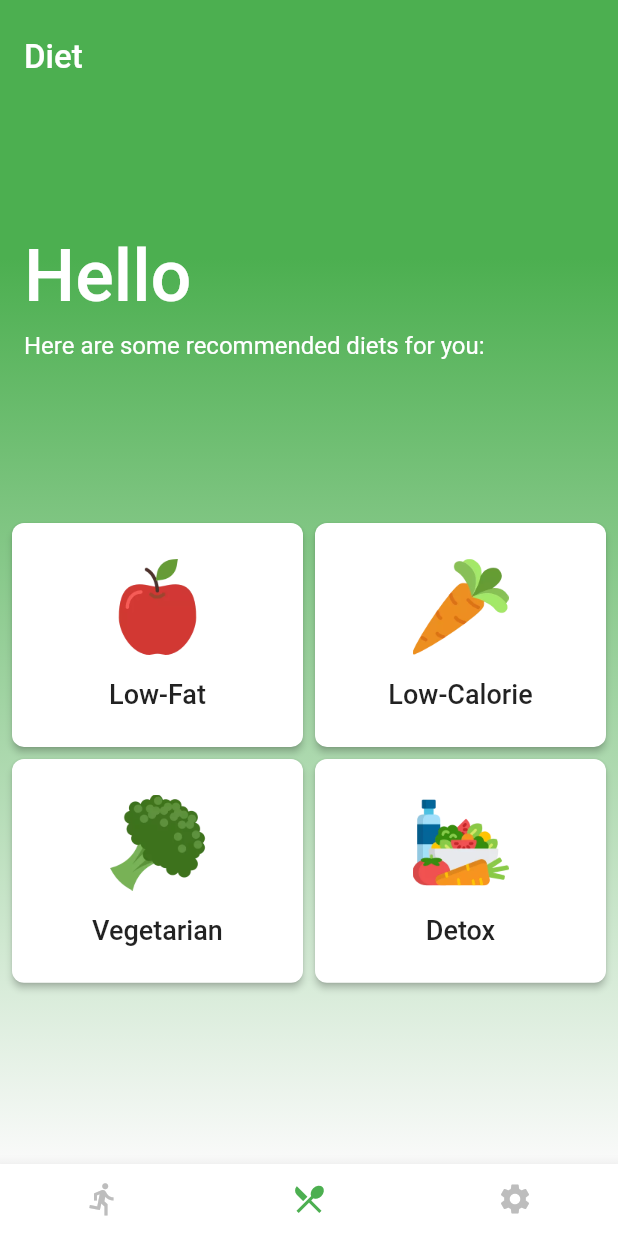
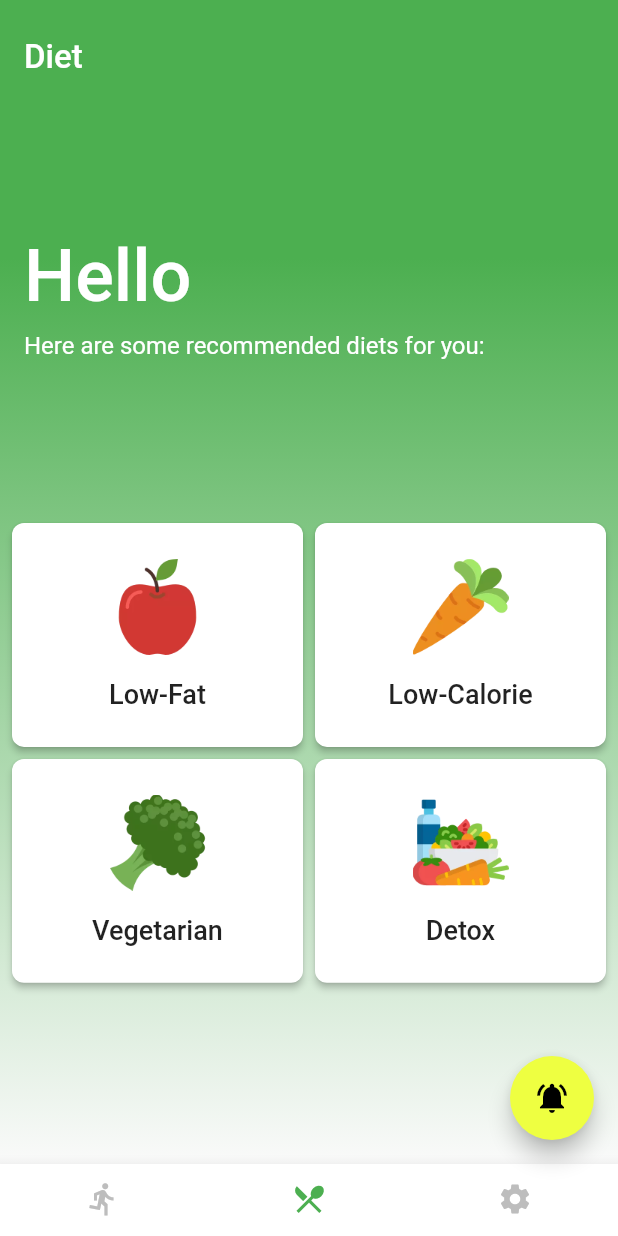
Before and after one commit to CZX123/Fit, a Flutter app: the screen it shows after launch, item 2 of the bottom bar chosen, on a phone screen of 412 x 824 dp. Run offline on Flutter 3.47's test engine with Material 2 defaults, Android fonts, the phone set to English and light mode, and no system bars; our stand-ins replace dynamic_theme, flutter_local_notifications; Roboto replaces fonts that are missing (Renner*); statements that could not run were skipped.

Commit message:
New notification feature but everything doesn't work

```diff
--- a/lib/data/newActivityList.dart
+++ b/lib/data/newActivityList.dart
@@ -203,3 +203,5 @@ List<Task> sportsList = [
     name: 'Walking',
   ),
 ];
+
+List<Task> allTasks = sportsList + taskList;
--- a/lib/exercise.dart
+++ b/lib/exercise.dart
@@ -1,9 +1,26 @@
 import 'package:flutter/foundation.dart';
 import 'package:flutter/material.dart';
 import 'customWidgets.dart';
-import 'data/activeActivityList.dart';
 import 'startActivity.dart';
 import 'sportsIcons.dart';
+
+List<Activity> activeActivityList = [
+  new Activity(
+    icon: SportsIcons.push_up,
+    name: 'Push Ups',
+    completionState: 'Completed',
+  ),
+  new Activity(
+    icon: SportsIcons.cycling,
+    name: 'Cycling',
+    completionState: 'Pending',
+  ),
+  new Activity(
+    icon: SportsIcons.running,
+    name: 'NAPFA',
+    completionState: 'Incomplete',
+  ),
+];
 
 class ExerciseScreen extends StatelessWidget {
   const ExerciseScreen({
--- a/lib/main.dart
+++ b/lib/main.dart
@@ -1,10 +1,13 @@
+import 'dart:async' show Future;
+import 'package:flutter_local_notifications/flutter_local_notifications.dart';
 import 'package:flutter/foundation.dart';
 import 'package:flutter/material.dart';
+import 'package:dynamic_theme/dynamic_theme.dart';
 import 'exercise.dart';
 import 'diet.dart';
 import 'newActivity.dart';
 import 'settings.dart';
-import 'package:dynamic_theme/dynamic_theme.dart';
+import 'startActivity.dart';
 
 void main() {
   MaterialPageRoute.debugEnableFadingRoutes = true;
@@ -52,31 +55,35 @@ class MyHomePage extends StatefulWidget {
 }
 
 class _MyHomePageState extends State<MyHomePage> with TickerProviderStateMixin {
+  FlutterLocalNotificationsPlugin flutterLocalNotificationsPlugin;
   int _counter = 500;
-  int _currentIndex = 0;
-  int _previousIndex = 0;
-  double _offset = 0.0;
-  bool _indexIsChanging = false;
+  int index = 0;
   TabController controller;
 
   @override
   void initState() {
     super.initState();
+    var initializationSettingsAndroid =
+        new AndroidInitializationSettings('icon');
+    var initializationSettingsIOS = new IOSInitializationSettings();
+    var initializationSettings = new InitializationSettings(
+        initializationSettingsAndroid, initializationSettingsIOS);
+    flutterLocalNotificationsPlugin = new FlutterLocalNotificationsPlugin();
+    flutterLocalNotificationsPlugin.initialize(initializationSettings,
+        selectNotification: onSelectNotification);
     controller = new TabController(vsync: this, length: 3);
-    controller.animation.addListener(updateScrollValues);
     controller.addListener(changeScreen);
   }
 
   @override
   void dispose() {
-    controller.animation.removeListener(updateScrollValues);
     controller.removeListener(changeScreen);
     controller.dispose();
     super.dispose();
   }
 
   void changeScreen() {
-    int index = controller.index;
+    index = controller.index;
     bool darkMode = Theme.of(context).brightness == Brightness.dark;
     if (index == 0 && !darkMode) changeColor(Colors.blue, Colors.deepOrangeAccent);
     else if (index == 0) changeColor(Colors.grey[900], Colors.deepOrangeAccent);
@@ -86,21 +93,121 @@ class _MyHomePageState extends State<MyHomePage> with TickerProviderStateMixin {
     else changeColor(Colors.grey[900], Colors.blueGrey);
   }
 
-  void updateScrollValues() {
-    setState(() {
-      _indexIsChanging = controller.indexIsChanging;
-      _currentIndex = controller.index;
-      _previousIndex = controller.previousIndex;
-      _offset = controller.offset;
-    });
-  }
-
   void changeColor(Color primaryColor, Color accentColor) {
     DynamicTheme.of(context).setThemeData(new ThemeData(
       brightness: Theme.of(context).brightness,
       primaryColor: primaryColor,
       accentColor: accentColor,
     ));
+  }
+
+  Future onSelectNotification(String payload) async {
+    Activity selectedActivity;
+    activeActivityList.forEach((activity) {
+      if (activity.name == payload) selectedActivity = activity;
+    });
+    await Navigator.push(
+      context,
+      new MaterialPageRoute(builder: (context) => new StartActivityScreen(
+        name: selectedActivity.name,
+        icon: selectedActivity.icon,
+        color: Theme.of(context).brightness == Brightness.dark ? Colors.lightBlue : Colors.blue,
+      )),
+    );
+  }
+
+  Future _showNotification() async {
+    var androidPlatformChannelSpecifics = new AndroidNotificationDetails(
+      'id',
+      'name',
+      'description',
+      color: Colors.blue,
+      importance: Importance.Max,
+      priority: Priority.High,
+    );
+    var iOSPlatformChannelSpecifics = new IOSNotificationDetails();
+    var platformChannelSpecifics = new NotificationDetails(
+        androidPlatformChannelSpecifics, iOSPlatformChannelSpecifics);
+    await flutterLocalNotificationsPlugin.show(
+        0, 'Heads Up!', 'Your NAPFA exercise is starting in 20 mins!', platformChannelSpecifics,
+        payload: 'NAPFA');
+  }
+
+  @override
+  Widget build(BuildContext context) {
+    final bool darkMode = Theme.of(context).brightness == Brightness.dark;
+    return new Scaffold(
+      body: new Container(
+        color: Colors.grey[50],
+        child: new TabBarView(
+          controller: controller,
+          children: <Widget>[
+            new ExerciseScreen(counter: _counter),
+            new DietScreen(),
+            new SettingsScreen(),
+          ],
+        ),
+      ),
+
+      floatingActionButton: index == 0 ? new FloatingActionButton(
+        onPressed: () {
+          Navigator.push(
+            context,
+            new MaterialPageRoute(
+              builder: (context) => new NewActivityScreen(),
+            )
+          );
+        },
+        tooltip: 'New Activity',
+        child: new Icon(Icons.add),
+      ) : new FloatingActionButton(
+        onPressed: () {
+          _showNotification();
+        },
+        child: new Icon(Icons.notifications_active),
+      ),
+      bottomNavigationBar: new Material(
+        color: darkMode ? Colors.grey[850] : Colors.white,
+        elevation: 8.0,
+        child: new TabIcons(
+          controller: controller,
+        ),
+      ),
+    );
+  }
+}
+
+class TabIcons extends StatefulWidget {
+  TabIcons({Key key, this.controller}) : super(key: key);
+  final TabController controller;
+  _TabIconsState createState() => new _TabIconsState();
+}
+
+class _TabIconsState extends State<TabIcons> {
+  int _currentIndex = 0;
+  int _previousIndex = 0;
+  double _offset = 0.0;
+  bool _indexIsChanging = false;
+
+  void updateScrollValues() {
+    setState(() {
+      _indexIsChanging = widget.controller.indexIsChanging;
+      _currentIndex = widget.controller.index;
+      _previousIndex = widget.controller.previousIndex;
+      _offset = widget.controller.offset;
+    });
+  }
+
+  @override
+  void initState() {
+    super.initState();
+    widget.controller.animation.addListener(updateScrollValues);
+  }
+
+  @override
+  void dispose() {
+    widget.controller.animation.removeListener(updateScrollValues);
+    super.dispose();
   }
 
   Widget tabIcon(IconData icon, int index, Color color) {
@@ -136,38 +243,9 @@ class _MyHomePageState extends State<MyHomePage> with TickerProviderStateMixin {
   @override
   Widget build(BuildContext context) {
     final bool darkMode = Theme.of(context).brightness == Brightness.dark;
-    return new Scaffold(
-      body: new Container(
-        color: Colors.grey[50],
-        child: new TabBarView(
-          controller: controller,
-          children: <Widget>[
-            new ExerciseScreen(counter: _counter),
-            new DietScreen(),
-            new SettingsScreen(),
-          ],
-        ),
-      ),
-
-      floatingActionButton: (_currentIndex == 0 && _offset == 0.0) ? new FloatingActionButton(
-        // onPressed: _incrementCounter,
-        onPressed: () {
-          Navigator.push(
-            context,
-            new MaterialPageRoute(
-              builder: (context) => new NewActivityScreen(),
-            )
-          );
-        },
-        tooltip: 'New Activity',
-        child: new Icon(Icons.add),
-      ) : null,
-      bottomNavigationBar: new Material(
-        color: darkMode ? Colors.grey[850] : Colors.white,
-        elevation: 8.0,
-        child: new TabBar(
+    return new TabBar(
       indicator: new BoxDecoration(),
-          controller: controller,
+      controller: widget.controller,
       tabs: <Widget>[
         new Tab(
           icon: tabIcon(Icons.directions_run, 0, darkMode ? Colors.lightBlue : Colors.blue),
@@ -179,8 +257,6 @@ class _MyHomePageState extends State<MyHomePage> with TickerProviderStateMixin {
           icon: tabIcon(Icons.settings, 2, darkMode ? Colors.deepOrange : Colors.blueGrey),
         ),
       ],
-        ),
-      ),
     );
   }
 }
--- a/pubspec.yaml
+++ b/pubspec.yaml
@@ -7,6 +7,7 @@ dependencies:
   dynamic_theme:
     git:
       url: git://github.com/Norbert515/dynamic_theme.git
+  flutter_local_notifications: '^0.3.3'
 
 dev_dependencies:
   flutter_test:
```
Also changed, not shown: lib/data/activeActivityList.dart (deleted, +0 -20 lines), pubspec.lock, 6 other files. Lines whose indentation alone changed are shown as unchanged.
